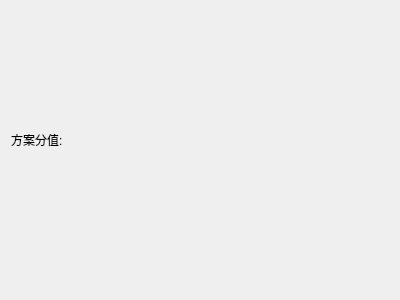
Qt form OperationUnit/markwidget.ui (yukuan1991/System-Layout-Planning) before a commit.
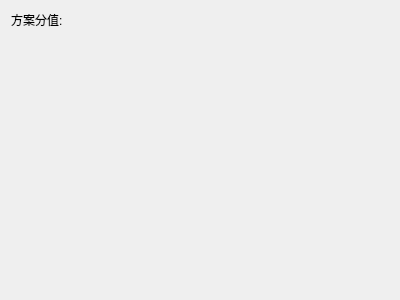
The same form after that commit.

```diff
--- a/OperationUnit/markwidget.ui
+++ b/OperationUnit/markwidget.ui
@@ -14,19 +14,6 @@
    <string>Form</string>
   </property>
   <layout class="QVBoxLayout" name="verticalLayout_2">
-   <item>
-    <spacer name="verticalSpacer">
-     <property name="orientation">
-      <enum>Qt::Vertical</enum>
-     </property>
-     <property name="sizeHint" stdset="0">
-      <size>
-       <width>20</width>
-       <height>116</height>
-      </size>
-     </property>
-    </spacer>
-   </item>
    <item>
     <layout class="QVBoxLayout" name="verticalLayout">
      <item>
```
